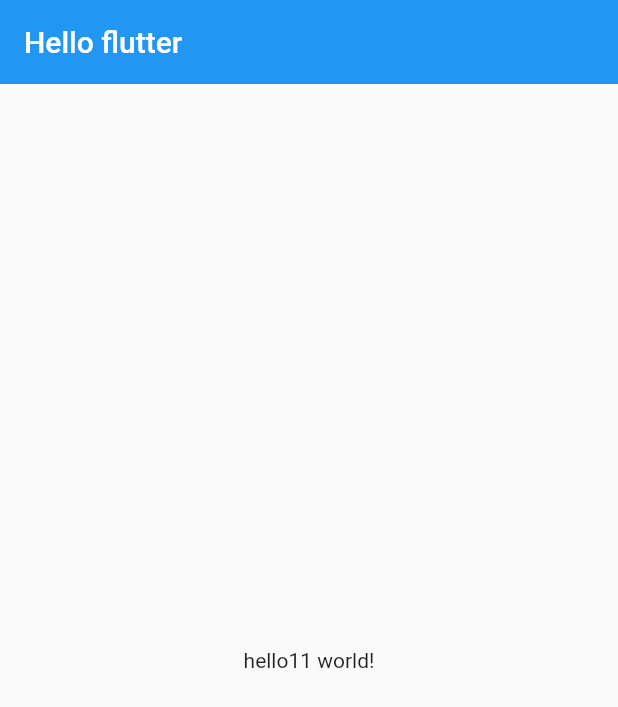
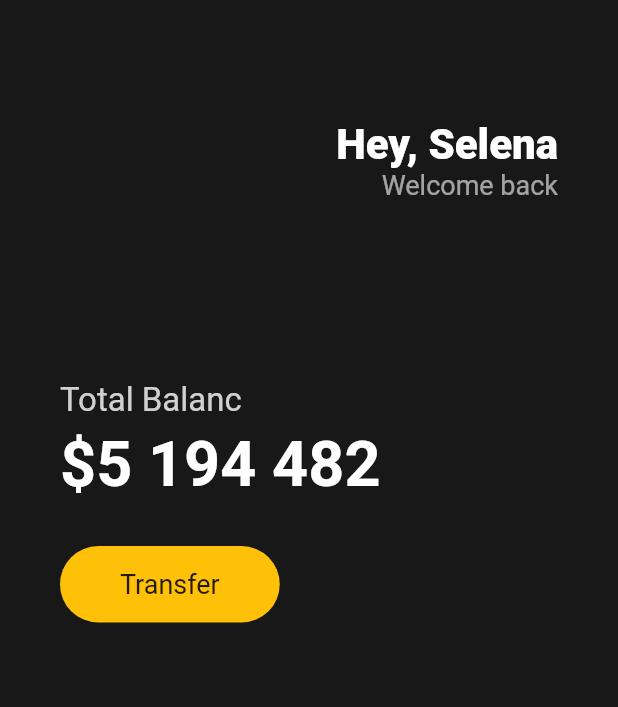
Before and after one commit to aquabuz/flutter-toon, a Flutter app: the screen it shows after launch, on a phone screen of 412 x 824 dp. Shown: the top 707 px of the screen. Run offline on Flutter 3.47's test engine with Material 2 defaults, Android fonts, the phone set to English and light mode, and no system bars.

Commit message:
👻 main---ing

```diff
--- a/lib/main.dart
+++ b/lib/main.dart
@@ -1,22 +1,100 @@
 import 'package:flutter/material.dart';
 
 void main() {
-  runApp(App());
+  runApp(const App());
 }
 
 class App extends StatelessWidget {
+  const App({super.key});
+
   @override
   Widget build(BuildContext context) {
     return MaterialApp(
       home: Scaffold(
-        appBar: AppBar(
-          elevation: 0,
-          title: Text("Hello flutter"),
-        ),
-        body: Center(
-          child: Text("hello11 world!"),
-        ),
-      ),
+          backgroundColor: const Color(0xFF181818),
+          body: Padding(
+            padding: const EdgeInsets.symmetric(
+              horizontal: 40,
+            ),
+            child: Column(
+              crossAxisAlignment: CrossAxisAlignment.start,
+              children: [
+                const SizedBox(
+                  height: 80,
+                ),
+                Row(
+                  mainAxisAlignment: MainAxisAlignment.end,
+                  children: [
+                    Column(
+                      crossAxisAlignment: CrossAxisAlignment.end,
+                      children: [
+                        const Text(
+                          'Hey, Selena',
+                          style: TextStyle(
+                            color: Colors.white,
+                            fontSize: 28,
+                            fontWeight: FontWeight.w800,
+                          ),
+                        ),
+                        Text(
+                          'Welcome back',
+                          style: TextStyle(
+                            color: Colors.white.withOpacity(0.6),
+                            fontSize: 18,
+                          ),
+                        ),
+                      ],
+                    )
+                  ],
+                ),
+                const SizedBox(
+                  height: 120,
+                ),
+                Text(
+                  'Total Balanc',
+                  style: TextStyle(
+                    fontSize: 22,
+                    color: Colors.white.withOpacity(0.8),
+                  ),
+                ),
+                const SizedBox(
+                  height: 5,
+                ),
+                const Text(
+                  '\$5 194 482',
+                  style: TextStyle(
+                    fontSize: 42,
+                    fontWeight: FontWeight.w600,
+                    color: Colors.white,
+                  ),
+                ),
+                const SizedBox(
+                  height: 30,
+                ),
+                Row(
+                  children: [
+                    Container(
+                      decoration: BoxDecoration(
+                          color: Colors.amber,
+                          borderRadius: BorderRadius.circular(45)),
+                      child: const Padding(
+                        padding: EdgeInsets.symmetric(
+                          vertical: 15,
+                          horizontal: 40,
+                        ),
+                        child: Text(
+                          'Transfer',
+                          style: TextStyle(
+                            fontSize: 18,
+                          ),
+                        ),
+                      ),
+                    )
+                  ],
+                )
+              ],
+            ),
+          )),
     );
   }
 }
```
